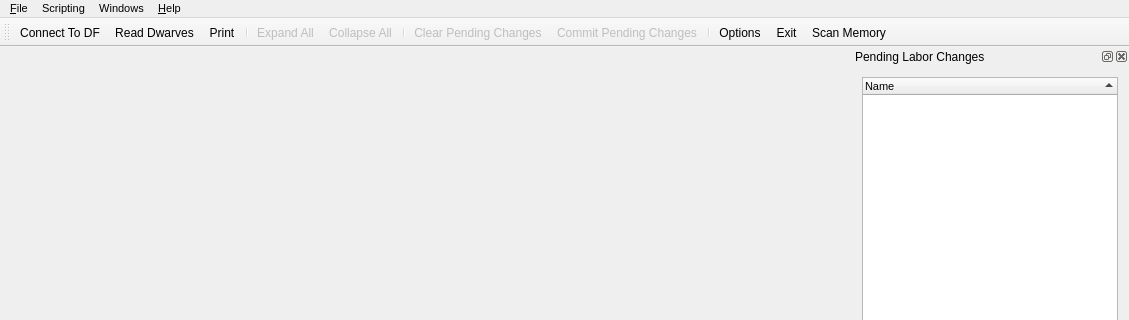
Qt form ui/mainwindow.ui (Dwarf-Therapist/Dwarf-Therapist) before a commit; both pictures show x 0 to 1129 and y 0 to 320 of the 1129 by 807 pixel window.
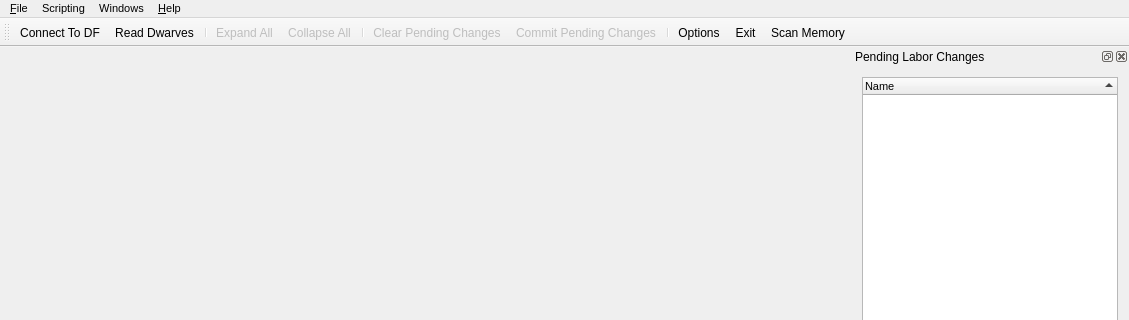
The same form after that commit. Icons and pictures are not drawn.

Commit message: * Fixing up a few more job names  * Fixed issue 189. (long/multipart surname reading)  * Fixed issue 173. (migration waves sort order)  * Fixed issue 157. (add option for hiding dabbling skills)  * Made military status names translatable (and made the baby/child search text based instead of using ids)  * Removed print button since it was just for playing around with

```diff
--- a/ui/mainwindow.ui
+++ b/ui/mainwindow.ui
@@ -254,7 +254,6 @@
    </attribute>
    <addaction name="act_connect_to_DF"/>
    <addaction name="act_read_dwarves"/>
-   <addaction name="act_print"/>
    <addaction name="separator"/>
    <addaction name="act_expand_all"/>
    <addaction name="act_collapse_all"/>
```
Left out of the diff: 3 changed lines with no effect on the pictures. The commit also changes 6 other files.
